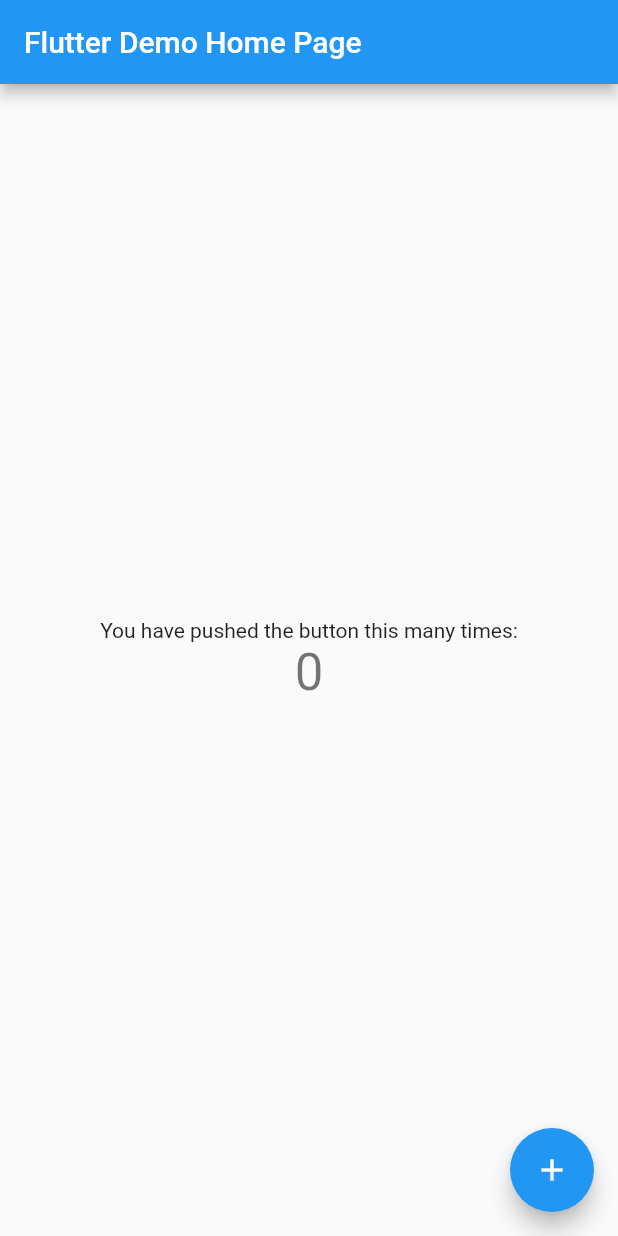
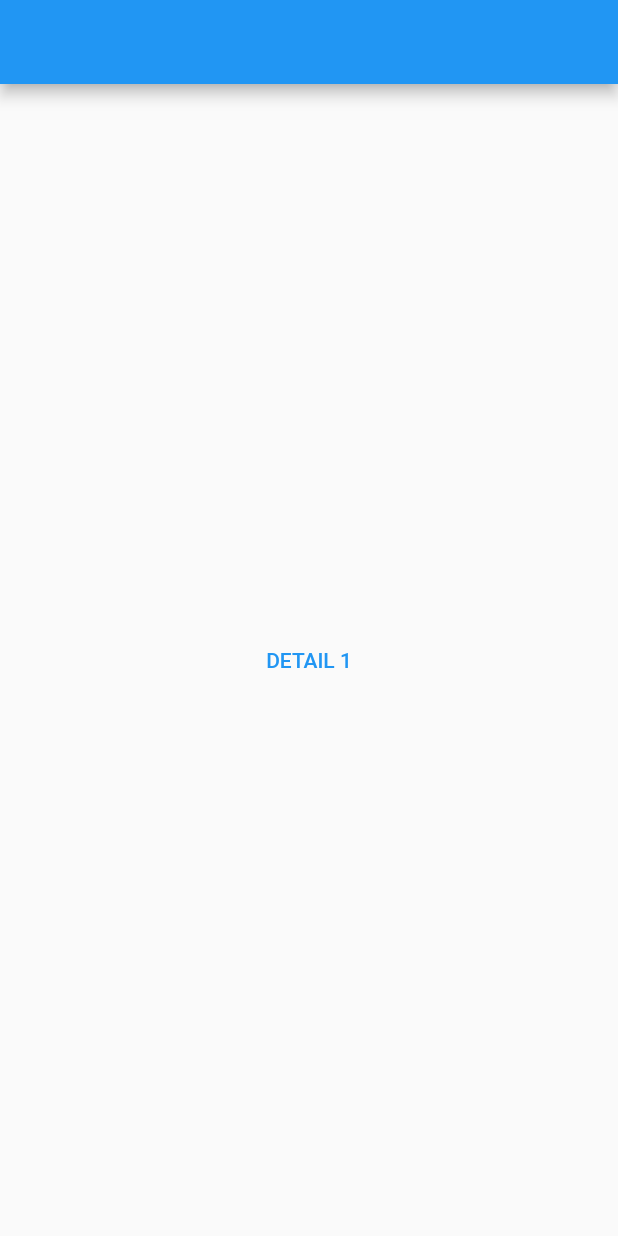
Before and after one commit to wasitu/flutter-playground, a Flutter app: the screen it shows after launch, on a phone screen of 412 x 824 dp. Run offline on Flutter 3.47's test engine with Material 2 defaults, Android fonts, the light colour scheme and no system bars.

Commit message:
Build navigator system

```diff
--- a/lib/main.dart
+++ b/lib/main.dart
@@ -1,113 +1,45 @@
 import 'package:flutter/material.dart';
+import 'package:flutter_playground/scenes/detail.dart';
+import 'package:flutter_playground/scenes/home.dart';
+import 'package:flutter_playground/scenes/unknown.dart';
+
+import 'routing/app_route_information_parser.dart';
+import 'routing/app_router_delegate.dart';
+import 'utility.dart';
 
 void main() {
   runApp(MyApp());
 }
 
 class MyApp extends StatelessWidget {
+  final AppRouterDelegate _routerDelegate = AppRouterDelegate(
+    onGenerateRoute: (RouteSettings settings) {
+      return MaterialPageRoute(
+        settings: settings,
+        builder: (BuildContext context) {
+          sprint('${settings.name}');
+          switch (settings.name) {
+            case '/':
+              return Home();
+            default:
+              if (RegExp(r'details/\S+$').hasMatch(settings.name ?? '')) {
+                final id = settings.name?.split('/').last;
+                return Detail(id: id);
+              }
+              return Unknown();
+          }
+        },
+      );
+    },
+  );
+
   // This widget is the root of your application.
   @override
   Widget build(BuildContext context) {
-    return MaterialApp(
-      title: 'Flutter Demo',
-      theme: ThemeData(
-        // This is the theme of your application.
-        //
-        // Try running your application with "flutter run". You'll see the
-        // application has a blue toolbar. Then, without quitting the app, try
-        // changing the primarySwatch below to Colors.green and then invoke
-        // "hot reload" (press "r" in the console where you ran "flutter run",
-        // or simply save your changes to "hot reload" in a Flutter IDE).
-        // Notice that the counter didn't reset back to zero; the application
-        // is not restarted.
-        primarySwatch: Colors.blue,
-      ),
-      home: MyHomePage(title: 'Flutter Demo Home Page'),
+    return MaterialApp.router(
+      title: 'Flutter Playground',
+      routerDelegate: _routerDelegate,
+      routeInformationParser: AppRouteInformationParser(),
     );
   }
 }
-
-class MyHomePage extends StatefulWidget {
-  MyHomePage({Key key, this.title}) : super(key: key);
-
-  // This widget is the home page of your application. It is stateful, meaning
-  // that it has a State object (defined below) that contains fields that affect
-  // how it looks.
-
-  // This class is the configuration for the state. It holds the values (in this
-  // case the title) provided by the parent (in this case the App widget) and
-  // used by the build method of the State. Fields in a Widget subclass are
-  // always marked "final".
-
-  final String title;
-
-  @override
-  _MyHomePageState createState() => _MyHomePageState();
-}
-
-class _MyHomePageState extends State<MyHomePage> {
-  int _counter = 0;
-
-  void _incrementCounter() {
-    setState(() {
-      // This call to setState tells the Flutter framework that something has
-      // changed in this State, which causes it to rerun the build method below
-      // so that the display can reflect the updated values. If we changed
-      // _counter without calling setState(), then the build method would not be
-      // called again, and so nothing would appear to happen.
-      _counter++;
-    });
-  }
-
-  @override
-  Widget build(BuildContext context) {
-    // This method is rerun every time setState is called, for instance as done
-    // by the _incrementCounter method above.
-    //
-    // The Flutter framework has been optimized to make rerunning build methods
-    // fast, so that you can just rebuild anything that needs updating rather
-    // than having to individually change instances of widgets.
-    return Scaffold(
-      appBar: AppBar(
-        // Here we take the value from the MyHomePage object that was created by
-        // the App.build method, and use it to set our appbar title.
-        title: Text(widget.title),
-      ),
-      body: Center(
-        // Center is a layout widget. It takes a single child and positions it
-        // in the middle of the parent.
-        child: Column(
-          // Column is also a layout widget. It takes a list of children and
-          // arranges them vertically. By default, it sizes itself to fit its
-          // children horizontally, and tries to be as tall as its parent.
-          //
-          // Invoke "debug painting" (press "p" in the console, choose the
-          // "Toggle Debug Paint" action from the Flutter Inspector in Android
-          // Studio, or the "Toggle Debug Paint" command in Visual Studio Code)
-          // to see the wireframe for each widget.
-          //
-          // Column has various properties to control how it sizes itself and
-          // how it positions its children. Here we use mainAxisAlignment to
-          // center the children vertically; the main axis here is the vertical
-          // axis because Columns are vertical (the cross axis would be
-          // horizontal).
-          mainAxisAlignment: MainAxisAlignment.center,
-          children: <Widget>[
-            Text(
-              'You have pushed the button this many times:',
-            ),
-            Text(
-              '$_counter',
-              style: Theme.of(context).textTheme.headline4,
-            ),
-          ],
-        ),
-      ),
-      floatingActionButton: FloatingActionButton(
-        onPressed: _incrementCounter,
-        tooltip: 'Increment',
-        child: Icon(Icons.add),
-      ), // This trailing comma makes auto-formatting nicer for build methods.
-    );
-  }
-}
--- /dev/null
+++ b/lib/routing/app_route_information_parser.dart
@@ -0,0 +1,14 @@
+import 'package:flutter/foundation.dart';
+import 'package:flutter/material.dart';
+
+class AppRouteInformationParser extends RouteInformationParser<String> {
+  @override
+  Future<String> parseRouteInformation(RouteInformation routeInformation) {
+    return SynchronousFuture(routeInformation.location ?? '');
+  }
+
+  @override
+  RouteInformation restoreRouteInformation(String configuration) {
+    return RouteInformation(location: configuration);
+  }
+}
--- /dev/null
+++ b/lib/scenes/home.dart
@@ -0,0 +1,19 @@
+import 'package:flutter/material.dart';
+import 'package:flutter_playground/routing/app_router_delegate.dart';
+
+class Home extends StatelessWidget {
+  @override
+  Widget build(BuildContext context) {
+    return Scaffold(
+      appBar: AppBar(),
+      body: Center(
+        child: TextButton(
+          child: Text('DETAIL 1'),
+          onPressed: () {
+            AppRouterDelegate.of(context).push('details/1');
+          },
+        ),
+      ),
+    );
+  }
+}
--- /dev/null
+++ b/lib/utility.dart
@@ -0,0 +1,5 @@
+import 'package:flutter/foundation.dart';
+
+void sprint(String msg, {Object? obj}) {
+  print('${describeIdentity(obj)} : $msg');
+}
--- a/pubspec.yaml
+++ b/pubspec.yaml
@@ -18,7 +18,7 @@
 version: 1.0.0+1
 
 environment:
-  sdk: ">=2.7.0 <3.0.0"
+  sdk: ">=2.12.0 <3.0.0"
 
 dependencies:
   flutter:
```
Also changed, not shown: lib/routing/app_page.dart (added, +27 -0 lines), lib/routing/app_router_delegate.dart (added, +82 -0 lines), lib/scenes/detail.dart (added, +37 -0 lines), lib/scenes/unknown.dart (added, +16 -0 lines), pubspec.lock.
